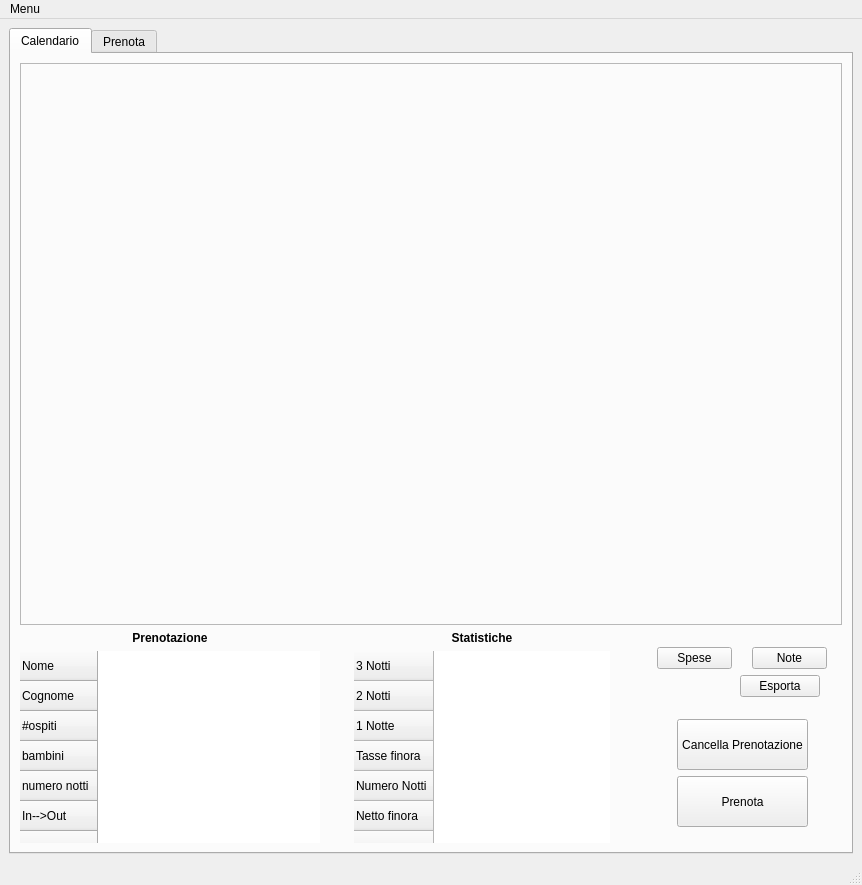
First picture: the form in gui.ui, repository LucioPg/ErbaVento, before the edit.
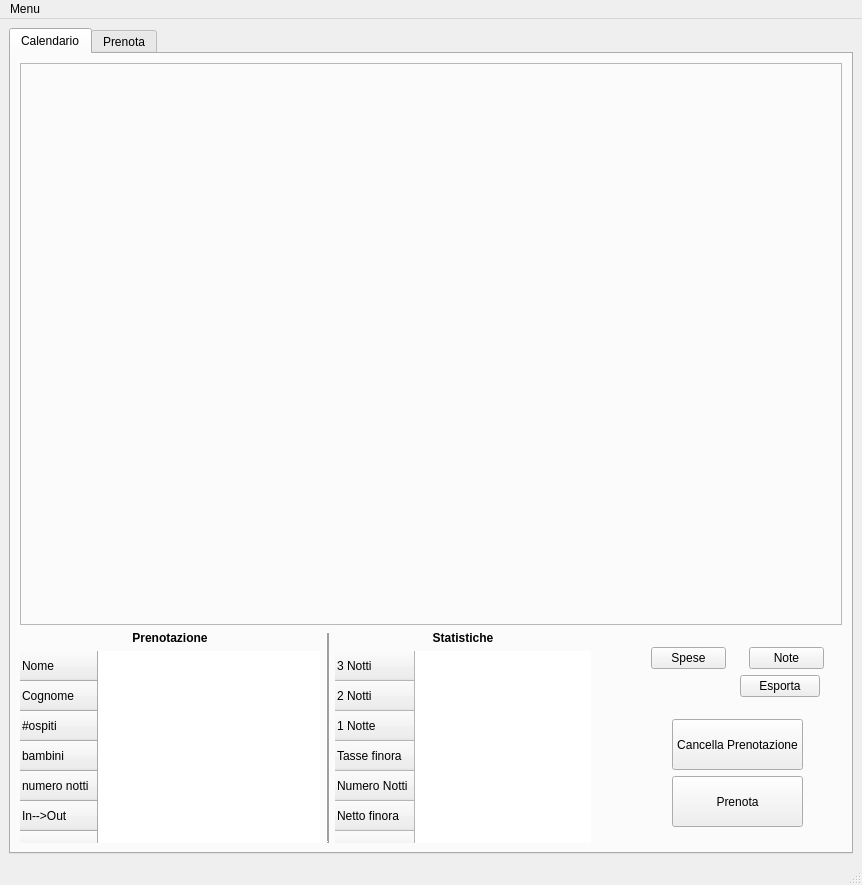
Second picture: the form after the edit. Custom widgets are drawn as their Qt base class.

Commit message: aggiunta linea di separazione tra le tabelle info prenotazione e  info stat

What changed in the file:
```diff
--- a/gui.ui
+++ b/gui.ui
@@ -167,17 +167,17 @@
                                       </layout>
                                   </item>
                                   <item>
-                                      <spacer name="horizontalSpacer_11">
+                                      <widget class="Line" name="line_5">
+                                          <property name="frameShadow">
+                                              <enum>QFrame::Raised</enum>
+                                          </property>
+                                          <property name="lineWidth">
+                                              <number>2</number>
+                                          </property>
                                           <property name="orientation">
-                                              <enum>Qt::Horizontal</enum>
+                                              <enum>Qt::Vertical</enum>
                                           </property>
-                                          <property name="sizeHint" stdset="0">
-                                              <size>
-                                                  <width>40</width>
-                                                  <height>20</height>
-                                              </size>
-                                          </property>
-                                      </spacer>
+                                      </widget>
                                   </item>
                                   <item>
                                       <layout class="QVBoxLayout" name="verticalLayout_3">
```
Left out of the diff: 15 changed lines with no effect on the pictures. The commit also changes 2 other files.
